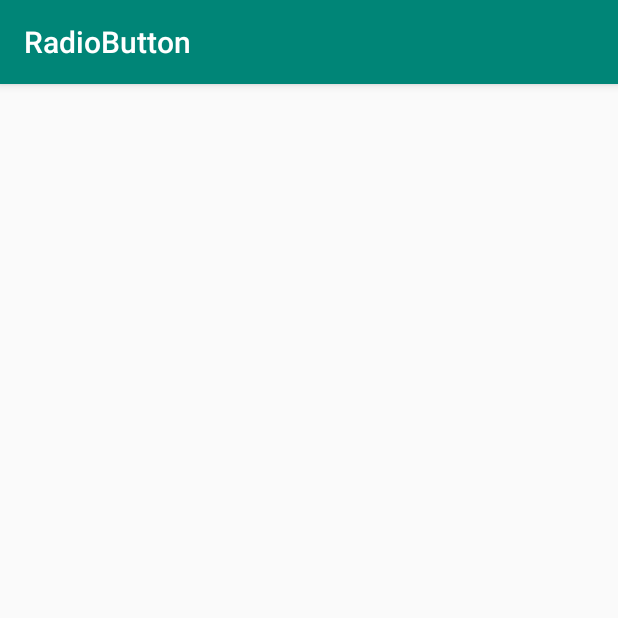
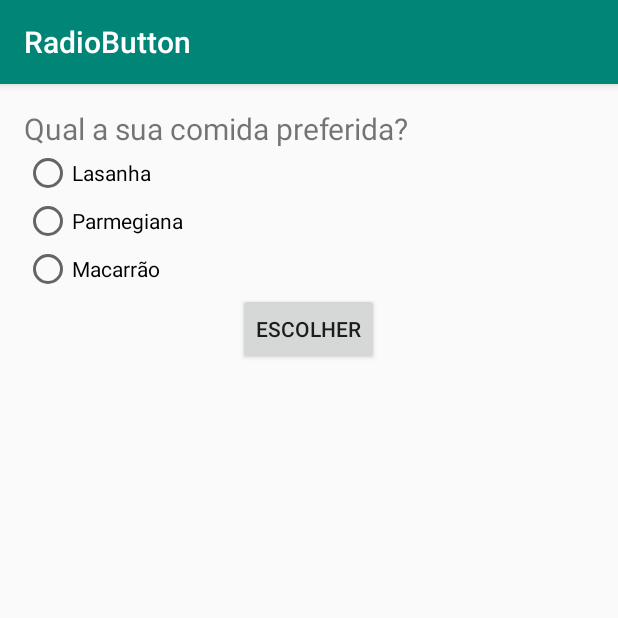
Before and after one commit to franciscojsc/RadioButton-app, an Android app: the screen it shows after launch (MainActivity), on a phone screen of 412 x 824 dp, the top half of it. Run offline under Robolectric (Android 15) with nearby library versions, the phone set to English and light mode, and no system bars.

Commit message:
Exibindo o valor selecionado

```diff
--- a/app/src/main/java/br/com/franciscochaves/radiobutton/MainActivity.java
+++ b/app/src/main/java/br/com/franciscochaves/radiobutton/MainActivity.java
@@ -2,12 +2,37 @@ package br.com.franciscochaves.radiobutton;
 
 import android.support.v7.app.AppCompatActivity;
 import android.os.Bundle;
+import android.view.View;
+import android.widget.Button;
+import android.widget.RadioButton;
+import android.widget.RadioGroup;
+import android.widget.TextView;
 
 public class MainActivity extends AppCompatActivity {
+
+    private RadioGroup mRadioGroup;
+    private RadioButton mRadioButtonSelected;
+    private Button mButtonSelected;
+    private TextView mTextViewShow;
 
     @Override
     protected void onCreate(Bundle savedInstanceState) {
         super.onCreate(savedInstanceState);
         setContentView(R.layout.activity_main);
+
+        mRadioGroup = findViewById(R.id.RadioGroup_comidas);
+        mButtonSelected = findViewById(R.id.button_escolher);
+        mTextViewShow = findViewById(R.id.text_exibicao);
+
+        mButtonSelected.setOnClickListener(new View.OnClickListener() {
+            @Override
+            public void onClick(View view) {
+                int idRadioButtonEscolhido = mRadioGroup.getCheckedRadioButtonId();
+                if(idRadioButtonEscolhido > 0){
+                    mRadioButtonSelected = findViewById(idRadioButtonEscolhido);
+                    mTextViewShow.setText(mRadioButtonSelected.getText());
+                }
+            }
+        });
     }
 }
--- a/app/src/main/res/layout/activity_main.xml
+++ b/app/src/main/res/layout/activity_main.xml
@@ -8,6 +8,50 @@
     android:orientation="vertical"
     tools:context=".MainActivity">
 
+<TextView
+    android:layout_width="wrap_content"
+    android:layout_height="wrap_content"
+    android:text="@string/qual_comida_preferida"
+    android:textSize="20sp"/>
 
+    <RadioGroup
+        android:id="@+id/RadioGroup_comidas"
+        android:layout_width="wrap_content"
+        android:layout_height="wrap_content">
+
+        <RadioButton
+            android:id="@+id/radioButton_lasanha"
+            android:layout_width="wrap_content"
+            android:layout_height="wrap_content"
+            android:layout_weight="1"
+            android:text="Lasanha" />
+
+        <RadioButton
+            android:id="@+id/radioButton_parmegiana"
+            android:layout_width="wrap_content"
+            android:layout_height="wrap_content"
+            android:layout_weight="1"
+            android:text="Parmegiana" />
+
+        <RadioButton
+            android:id="@+id/radioButton_macarrao"
+            android:layout_width="wrap_content"
+            android:layout_height="wrap_content"
+            android:layout_weight="1"
+            android:text="Macarrão" />
+    </RadioGroup>
+
+    <Button
+        android:id="@+id/button_escolher"
+        android:layout_width="wrap_content"
+        android:layout_height="wrap_content"
+        android:layout_gravity="center"
+        android:text="Escolher"/>
+
+    <TextView
+        android:id="@+id/text_exibicao"
+        android:layout_width="wrap_content"
+        android:layout_height="wrap_content"
+        android:layout_gravity="center"/>
 
 </LinearLayout>
--- a/app/src/main/res/values/strings.xml
+++ b/app/src/main/res/values/strings.xml
@@ -1,3 +1,4 @@
 <resources>
     <string name="app_name">RadioButton</string>
+    <string name="qual_comida_preferida">Qual a sua comida preferida?</string>
 </resources>
```
